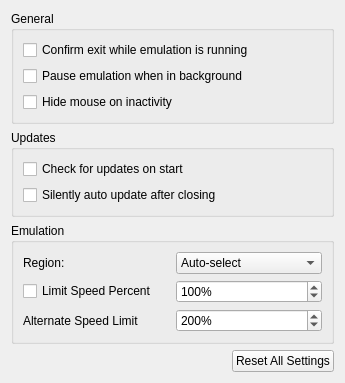
First picture: the form in src/citra_qt/configuration/configure_general.ui, repository B3n30/citra-1, before the edit.
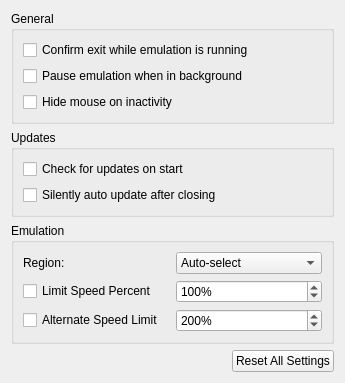
Second picture: the form after the edit.

Commit message: Fix something that didn't get saved correctly

The edit to the form file:
```diff
--- a/src/citra_qt/configuration/configure_general.ui
+++ b/src/citra_qt/configuration/configure_general.ui
@@ -83,7 +83,7 @@
          </widget>
         </item>
         <item row="2" column="0">
-         <widget class="QLabel" name="toggle_alternate_speed">
+         <widget class="QCheckBox" name="toggle_alternate_speed">
           <property name="text">
            <string>Alternate Speed Limit</string>
           </property>
```
